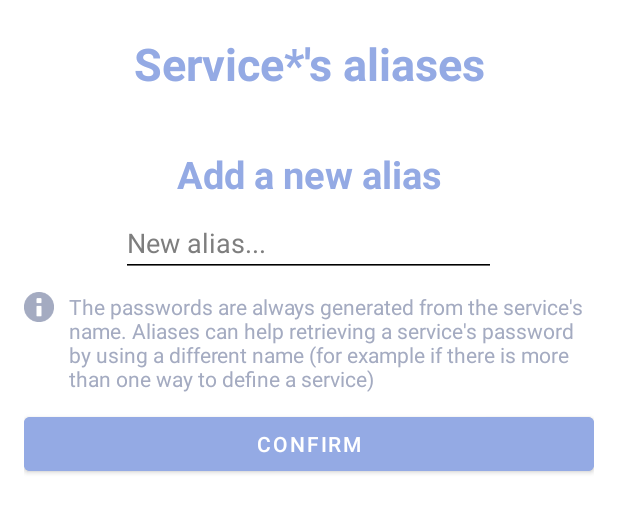
After one commit to Bregaa/MyPasswordsAndroidApp, an Android app: the layout dialog_aliases.xml on its own in the app's theme, with its tools: preview values and no code run, on a phone screen of 412 x 824 dp. The commit adds this screen. Shown: the top 513 px of the screen. Run offline under Robolectric (Android 15) with nearby library versions, the phone set to English and light mode, and no system bars.

Commit message:
Added layout for the aliases dialog

```diff
--- /dev/null
+++ b/app/src/main/res/layout/dialog_aliases.xml
@@ -0,0 +1,78 @@
+<?xml version="1.0" encoding="utf-8"?>
+<LinearLayout xmlns:android="http://schemas.android.com/apk/res/android"
+    xmlns:app="http://schemas.android.com/apk/res-auto"
+    android:layout_width="match_parent"
+    android:layout_height="wrap_content"
+    android:orientation="vertical"
+    android:padding="16dp"
+    android:background="@color/dialogBackground">
+
+    <TextView
+        android:layout_width="match_parent"
+        android:layout_height="wrap_content"
+        android:text="Service*'s aliases"
+        android:textSize="30sp"
+        android:textColor="@color/dialogTitle"
+        android:textAlignment="center"
+        android:textStyle="bold"
+        android:padding="6dp"/>
+
+    <androidx.recyclerview.widget.RecyclerView
+        android:id="@+id/recyclerViewAliases"
+        android:layout_width="match_parent"
+        android:layout_height="wrap_content"
+        android:layout_marginVertical="10dp"
+        android:layout_gravity="center_horizontal"
+        android:padding="2dp"
+        android:scrollbars="vertical" />
+
+    <TextView
+        android:layout_width="match_parent"
+        android:layout_height="wrap_content"
+        android:text="Add a new alias"
+        android:textSize="25sp"
+        android:textColor="@color/dialogTitle"
+        android:textAlignment="center"
+        android:textStyle="bold"
+        android:padding="6dp"/>
+
+    <EditText
+        android:id="@+id/editTextNewAlias"
+        android:layout_width="250dp"
+        android:layout_height="wrap_content"
+        android:hint="New alias..."
+        android:layout_gravity="center"
+        android:textColorHint="@color/dialogHintText"
+        android:backgroundTint="@color/editTextLineColor"/>
+
+    <LinearLayout
+        android:layout_width="match_parent"
+        android:layout_height="wrap_content"
+        android:orientation="horizontal"
+        android:layout_marginTop="10dp"
+        android:layout_marginBottom="10dp">
+
+        <ImageView
+            android:layout_width="20sp"
+            android:layout_height="20sp"
+            android:src="@android:drawable/ic_dialog_info"
+            android:contentDescription="Info Icon"
+            app:tint="@color/dialogInfo"
+            android:layout_marginEnd="10dp" />
+
+        <TextView
+            android:layout_width="wrap_content"
+            android:layout_height="wrap_content"
+            android:text="The passwords are always generated from the service's name. Aliases can help retrieving a service's password by using a different name (for example if there is more than one way to define a service)"
+            android:textSize="14sp"
+            android:textColor="@color/dialogInfo" />
+    </LinearLayout>
+
+    <Button
+        android:id="@+id/checkPasswordButtonConfirm"
+        android:layout_width="match_parent"
+        android:layout_height="wrap_content"
+        android:text="Confirm"
+        android:backgroundTint="@color/dialogConfirmButtonBackground"
+        android:padding="6dp"/>
+</LinearLayout>
--- a/app/src/main/res/values/colors.xml
+++ b/app/src/main/res/values/colors.xml
@@ -33,7 +33,7 @@
     <color name="dialogInfo">@android:color/system_accent2_300</color>
 
     <!-- Settings colors-->
-    <color name="settingsPrimary">@android:color/system_accent1_300</color>
+    <color name="settingsPrimary">#FFFFFFFF</color>
     <color name="accountItemBackgroundColor">#FFFFFFFF</color>
     <color name="accountItemIconColor">@android:color/system_accent1_400</color>
 
```
Also changed, not shown: app/src/main/java/it/matteobreganni/mypasswords/ui/AddFragment.java (+97 -4 lines), app/src/main/java/utils/AliasesAdapter.java (added, +59 -0 lines), app/src/main/res/layout/item_alias.xml (added, +39 -0 lines).
